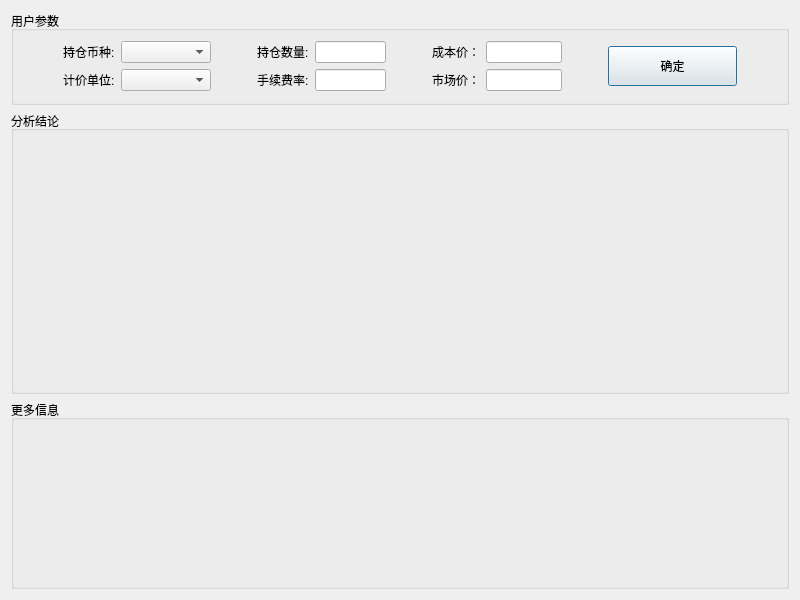
First picture: the form in ProfitCalculation/dialog.ui, repository BeyondESH/USDT_Profit_Calculation, before the edit.
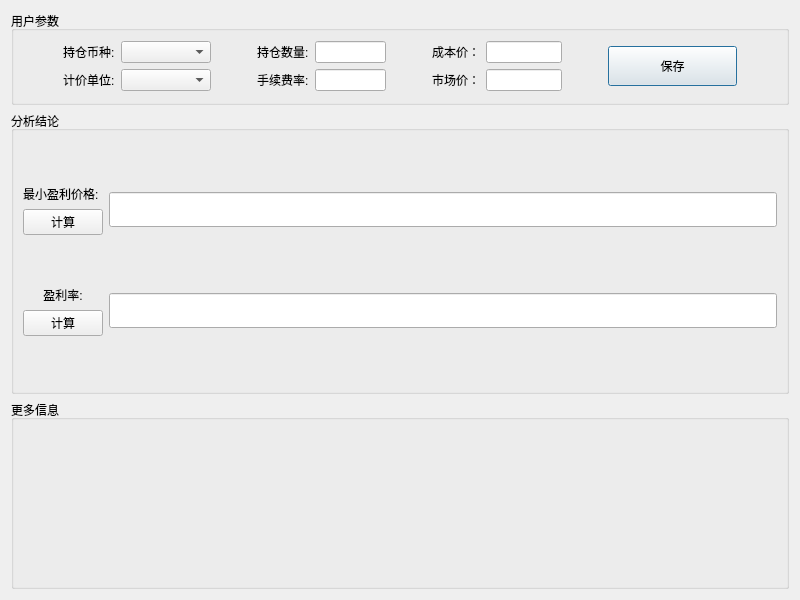
Second picture: the form after the edit. Icons and pictures are not drawn.

Commit message: 初步功能ui设计完成

Diff of the .ui file:
```diff
--- a/ProfitCalculation/dialog.ui
+++ b/ProfitCalculation/dialog.ui
@@ -264,7 +264,7 @@
                </size>
               </property>
               <property name="text">
-               <string>确定</string>
+               <string>保存</string>
               </property>
              </widget>
             </item>
@@ -297,6 +297,104 @@
        <property name="title">
         <string>分析结论</string>
        </property>
+       <layout class="QVBoxLayout" name="verticalLayout_7">
+        <item>
+         <layout class="QVBoxLayout" name="profitVL">
+          <item>
+           <layout class="QHBoxLayout" name="profitHL">
+            <item>
+             <layout class="QVBoxLayout" name="profitvVL_2">
+              <item>
+               <widget class="QLabel" name="profitlabel">
+                <property name="layoutDirection">
+                 <enum>Qt::LayoutDirection::LeftToRight</enum>
+                </property>
+                <property name="text">
+                 <string>最小盈利价格:</string>
+                </property>
+               </widget>
+              </item>
+              <item>
+               <widget class="QPushButton" name="profitPushButton">
+                <property name="text">
+                 <string>计算</string>
+                </property>
+               </widget>
+              </item>
+             </layout>
+            </item>
+            <item>
+             <widget class="QLineEdit" name="lineEdit_2">
+              <property name="sizePolicy">
+               <sizepolicy hsizetype="Expanding" vsizetype="Maximum">
+                <horstretch>0</horstretch>
+                <verstretch>0</verstretch>
+               </sizepolicy>
+              </property>
+              <property name="maximumSize">
+               <size>
+                <width>16777215</width>
+                <height>35</height>
+               </size>
+              </property>
+             </widget>
+            </item>
+           </layout>
+          </item>
+         </layout>
+        </item>
+        <item>
+         <layout class="QVBoxLayout" name="profitRateVL">
+          <item>
+           <layout class="QHBoxLayout" name="profitRateHL">
+            <item>
+             <layout class="QVBoxLayout" name="profitRateVL_2">
+              <item>
+               <widget class="QLabel" name="profitRateLabel">
+                <property name="layoutDirection">
+                 <enum>Qt::LayoutDirection::LeftToRight</enum>
+                </property>
+                <property name="text">
+                 <string>盈利率:</string>
+                </property>
+                <property name="alignment">
+                 <set>Qt::AlignmentFlag::AlignCenter</set>
+                </property>
+               </widget>
+              </item>
+              <item>
+               <widget class="QPushButton" name="profitRatePushButton">
+                <property name="text">
+                 <string>计算</string>
+                </property>
+               </widget>
+              </item>
+             </layout>
+            </item>
+            <item>
+             <widget class="QLineEdit" name="profitRateLineEdit">
+              <property name="sizePolicy">
+               <sizepolicy hsizetype="Expanding" vsizetype="Maximum">
+                <horstretch>0</horstretch>
+                <verstretch>0</verstretch>
+               </sizepolicy>
+              </property>
+              <property name="maximumSize">
+               <size>
+                <width>16777215</width>
+                <height>35</height>
+               </size>
+              </property>
+             </widget>
+            </item>
+           </layout>
+          </item>
+         </layout>
+        </item>
+        <item>
+         <layout class="QVBoxLayout" name="verticalLayout_6"/>
+        </item>
+       </layout>
       </widget>
      </item>
     </layout>
```
Left out of the diff: 14 changed lines with no effect on the pictures.
